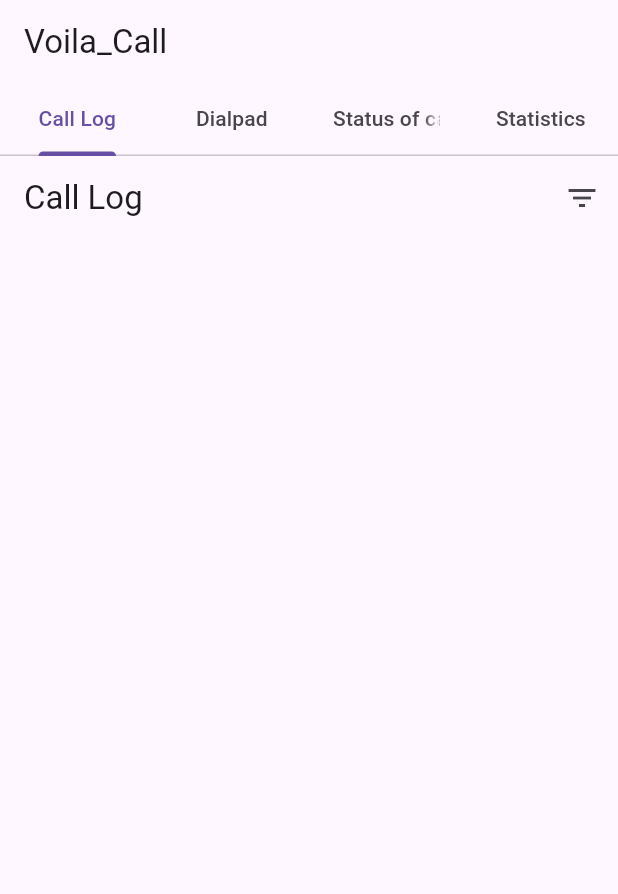
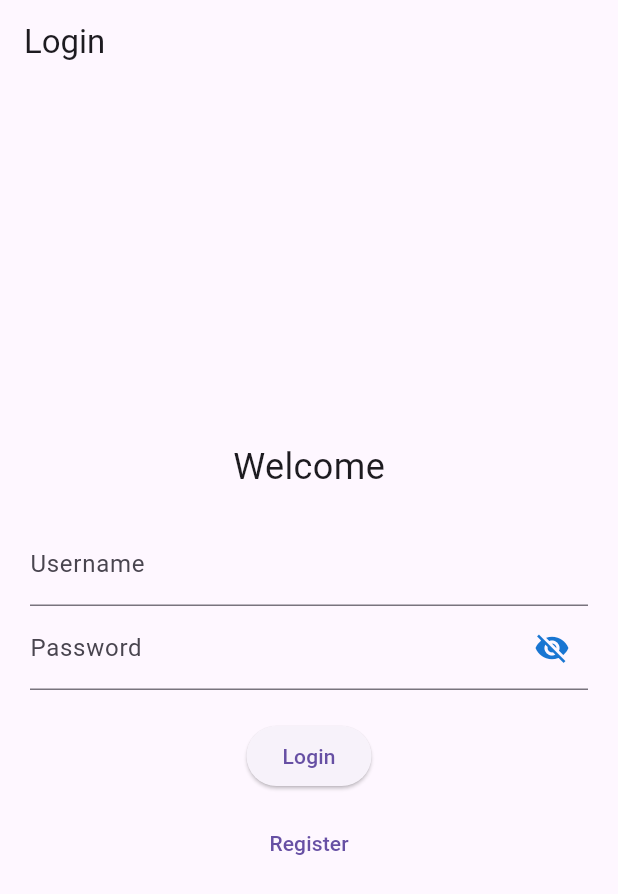
Before and after one commit to sonipalangthod/voila_call_dummy, a Flutter app: the screen it shows after launch, on a phone screen of 412 x 824 dp. Shown: the top 894 px of the screen. Run offline on Flutter 3.47's test engine with Material 3 defaults, Android fonts, the phone set to English and light mode, and no system bars; our stand-ins replace pie_chart, sqflite; missing offline and left inert: call_log; accounts and stored records are empty.

Commit message:
login-logout

```diff
--- /dev/null
+++ b/lib/auth/dashboard_screen.dart
@@ -0,0 +1,39 @@
+import 'package:flutter/material.dart';
+import 'package:voila_call_dummy/screens/call_log_screen.dart';
+import 'package:voila_call_dummy/screens/dialpad_screen.dart';
+import 'package:voila_call_dummy/screens/voila_call_screen.dart';
+import 'package:voila_call_dummy/screens/statistics_page.dart';
+
+class DashboardScreen extends StatelessWidget {
+  final String username;
+
+  DashboardScreen({required this.username});
+
+  @override
+  Widget build(BuildContext context) {
+    return DefaultTabController(
+      length: 4,
+      child: Scaffold(
+        appBar: AppBar(
+          title: Text('Voila_Call - Welcome $username'),
+          bottom: TabBar(
+            tabs: [
+              Tab(text: 'Call Log'),
+              Tab(text: 'Dialpad'),
+              Tab(text: 'Status of call'),
+              Tab(text: 'Statistics'),
+            ],
+          ),
+        ),
+        body: TabBarView(
+          children: [
+            CallLogScreen(),
+            DialpadScreen(),
+            VoilaCallScreen(phoneNumber: '0000000000'),
+            StatisticsPage(),
+          ],
+        ),
+      ),
+    );
+  }
+}
--- /dev/null
+++ b/lib/auth/login_screen.dart
@@ -0,0 +1,113 @@
+import 'package:flutter/material.dart';
+import 'dashboard_screen.dart';
+import 'database_helper.dart';
+import 'package:voila_call_dummy/auth//register_screen.dart';
+class LoginScreen extends StatefulWidget {
+  @override
+  _LoginScreenState createState() => _LoginScreenState();
+}
+
+class _LoginScreenState extends State<LoginScreen> {
+  TextEditingController usernameController = TextEditingController();
+  TextEditingController passwordController = TextEditingController();
+  bool _passwordVisible = false;
+
+  @override
+  Widget build(BuildContext context) {
+    return Scaffold(
+      appBar: AppBar(title: Text('Login')),
+      body: Padding(
+        padding: const EdgeInsets.all(20.0),
+        child: Column(
+          mainAxisAlignment: MainAxisAlignment.center,
+          children: <Widget>[
+            Text('Welcome', style: TextStyle(fontSize: 24)),
+            SizedBox(height: 20),
+            TextField(
+              controller: usernameController,
+              decoration: InputDecoration(labelText: 'Username'),
+            ),
+            TextField(
+              controller: passwordController,
+              obscureText: !_passwordVisible,
+              decoration: InputDecoration(
+                labelText: 'Password',
+                suffixIcon: IconButton(
+                  icon: Icon(
+                    _passwordVisible ? Icons.visibility : Icons.visibility_off,
+                    color: Theme.of(context).primaryColorDark,
+                  ),
+                  onPressed: () {
+                    setState(() {
+                      // Toggle the password visibility state
+                      _passwordVisible = !_passwordVisible;
+                    });
+                  },
+                ),
+              ),
+            ),
+            SizedBox(height: 20),
+            ElevatedButton(
+              onPressed: () async {
+                // Implement login functionality
+                String username = usernameController.text;
+                String password = passwordController.text;
+
+                // Check if username exists and password matches
+                if (await _checkCredentials(username, password)) {
+                  Navigator.push(
+                    context,
+                    MaterialPageRoute(
+                      builder: (context) =>  DashboardScreen(username: '',),
+                    ),
+                  );
+                } else {
+                  // Show error message for invalid credentials
+                  showDialog(
+                    context: context,
+                    builder: (BuildContext context) {
+                      return AlertDialog(
+                        title: Text('Error'),
+                        content: Text('Invalid username or password.'),
+                        actions: [
+                          TextButton(
+                            onPressed: () {
+                              Navigator.pop(context);
+                            },
+                            child: Text('OK'),
+                          ),
+                        ],
+                      );
+                    },
+                  );
+                }
+              },
+              child: Text('Login'),
+            ),
+            SizedBox(height: 10),
+            TextButton(
+              onPressed: () {
+                Navigator.push(
+                  context,
+                  MaterialPageRoute(builder: (context) => RegisterScreen(userCredentials: {})),
+                );
+              },
+              child: Text('Register'),
+            ),
+
+          ],
+        ),
+      ),
+    );
+  }
+
+  Future<bool> _checkCredentials(String username, String password) async {
+    List<Map<String, dynamic>> users = await DatabaseHelper.getUsers();
+    for (var user in users) {
+      if (user['username'] == username && user['password'] == password) {
+        return true;
+      }
+    }
+    return false;
+  }
+}
--- a/lib/main.dart
+++ b/lib/main.dart
@@ -1,11 +1,8 @@
 import 'package:flutter/material.dart';
-import 'package:voila_call_dummy/screens/call_log_screen.dart';
-import 'package:voila_call_dummy/screens/dialpad_screen.dart';
-import 'package:voila_call_dummy/screens/voila_call_screen.dart';
-import 'package:voila_call_dummy/screens/statistics_page.dart'; // Import your statistics page
-import 'package:voila_call_dummy/screens/call_log_screen.dart';
+import 'package:voila_call_dummy/auth/login_screen.dart';
+
 void main() {
-  runApp(CallLogApp() as Widget);
+  runApp(CallLogApp());
 }
 
 class CallLogApp extends StatelessWidget {
@@ -14,37 +11,7 @@ class CallLogApp extends StatelessWidget {
     return MaterialApp(
       title: 'Call Log App',
       debugShowCheckedModeBanner: false,
-      home: HomeScreen(),
+      home: LoginScreen(),
     );
   }
 }
-
-class HomeScreen extends StatelessWidget {
-  @override
-  Widget build(BuildContext context) {
-    return DefaultTabController(
-      length: 4, // Increase the length to accommodate the new tab
-      child: Scaffold(
-        appBar: AppBar(
-          title: Text('Voila_Call'),
-          bottom: TabBar(
-            tabs: [
-              Tab(text: 'Call Log'),
-              Tab(text: 'Dialpad'),
-              Tab(text: 'Status of call'),
-              Tab(text: 'Statistics'), // Add a new tab for the statistics page
-            ],
-          ),
-        ),
-        body: TabBarView(
-          children: [
-            CallLogScreen(),
-            DialpadScreen(),
-            VoilaCallScreen(phoneNumber: '0000000000'),
-            StatisticsPage(), // Add the statistics page as a tab
-          ],
-        ),
-      ),
-    );
-  }
-}
```
Also changed, not shown: lib/auth/database_helper.dart (added, +37 -0 lines), lib/auth/register_screen.dart (added, +221 -0 lines), lib/screens/leads_information_page.dart (+12 -1 lines).
